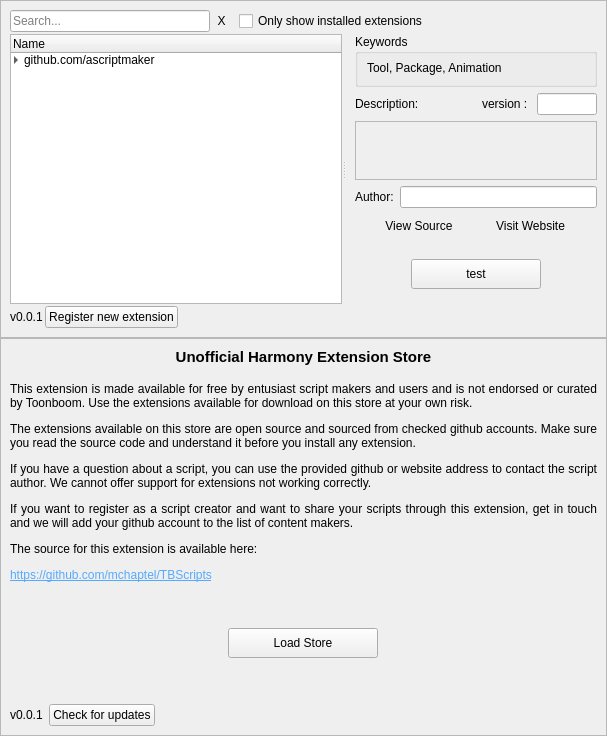
Before: the Qt Designer form ExtensionStore/packages/ExtensionStore/store.ui in mchaptel/TBScripts, drawn with Qt 5.
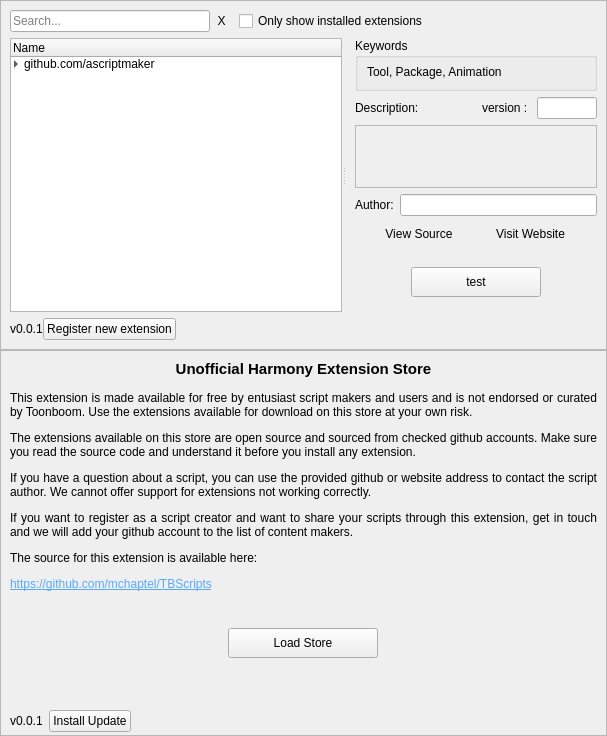
After: the same form once the commit is applied.

Commit message:
extension store update, with lots of new improvements.
store detects existing installations of extensions, can detect available updates, checks the integrity of installed files, sellers are now identified by a json with name website etc.

The edit to the form file:
```diff
--- a/ExtensionStore/packages/ExtensionStore/store.ui
+++ b/ExtensionStore/packages/ExtensionStore/store.ui
@@ -39,13 +39,16 @@
      </property>
      <layout class="QVBoxLayout" name="verticalLayout_3">
       <property name="spacing">
-       <number>2</number>
+       <number>0</number>
       </property>
       <item>
        <layout class="QHBoxLayout" name="horizontalLayout_2">
         <property name="spacing">
          <number>0</number>
         </property>
+        <property name="bottomMargin">
+         <number>6</number>
+        </property>
         <item>
          <widget class="QLineEdit" name="searchStore">
           <property name="sizePolicy">
@@ -474,6 +477,9 @@
       </item>
       <item>
        <layout class="QHBoxLayout" name="horizontalLayout_11">
+        <property name="topMargin">
+         <number>6</number>
+        </property>
         <item>
          <widget class="QLabel" name="label_4">
           <property name="text">
@@ -517,7 +523,36 @@
      <property name="frameShadow">
       <enum>QFrame::Raised</enum>
      </property>
+     <layout class="QVBoxLayout" name="verticalLayout_6">
+      <property name="spacing">
+       <number>0</number>
+      </property>
+      <property name="leftMargin">
+       <number>0</number>
+      </property>
+      <property name="topMargin">
+       <number>0</number>
+      </property>
+      <property name="rightMargin">
+       <number>0</number>
+      </property>
+      <property name="bottomMargin">
+       <number>0</number>
+      </property>
+      <item>
      <layout class="QVBoxLayout" name="verticalLayout_4">
+        <property name="leftMargin">
+         <number>9</number>
+        </property>
+        <property name="topMargin">
+         <number>9</number>
+        </property>
+        <property name="rightMargin">
+         <number>9</number>
+        </property>
+        <property name="bottomMargin">
+         <number>9</number>
+        </property>
       <item>
        <widget class="QLabel" name="label_11">
         <property name="sizePolicy">
@@ -548,7 +583,7 @@
         <property name="sizeHint" stdset="0">
          <size>
           <width>20</width>
-          <height>10</height>
+            <height>13</height>
          </size>
         </property>
        </spacer>
@@ -588,8 +623,8 @@
         </property>
         <property name="sizeHint" stdset="0">
          <size>
-          <width>20</width>
-          <height>40</height>
+            <width>17</width>
+            <height>37</height>
          </size>
         </property>
        </spacer>
@@ -630,8 +665,29 @@
         </property>
        </spacer>
       </item>
+       </layout>
+      </item>
       <item>
+       <widget class="QWidget" name="updateRibbon" native="true">
+        <property name="minimumSize">
+         <size>
+          <width>0</width>
+          <height>28</height>
+         </size>
+        </property>
        <layout class="QHBoxLayout" name="horizontalLayout_3">
+         <property name="leftMargin">
+          <number>9</number>
+         </property>
+         <property name="topMargin">
+          <number>0</number>
+         </property>
+         <property name="rightMargin">
+          <number>0</number>
+         </property>
+         <property name="bottomMargin">
+          <number>0</number>
+         </property>
         <item>
          <widget class="QLabel" name="label">
           <property name="text">
@@ -660,7 +716,7 @@
            </size>
           </property>
           <property name="text">
-           <string>Check for updates</string>
+            <string>Install Update</string>
           </property>
          </widget>
         </item>
@@ -678,6 +734,7 @@
          </spacer>
         </item>
        </layout>
+       </widget>
       </item>
      </layout>
     </widget>
```
Left out of the diff: 4 changed lines with no effect on the pictures. Lines whose indentation alone changed are shown as unchanged. The commit also changes 3 other files.
